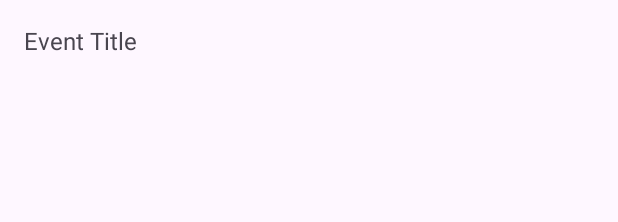
After one commit to smilee1111/pr-voir_planner_application, an Android app: the layout item_eventpage.xml on its own in the app's theme, with its tools: preview values and no code run, on a phone screen of 412 x 824 dp. The commit adds this screen. Shown: the top 222 px of the screen. Run offline under Robolectric (Android 15) with nearby library versions, the phone set to English and light mode, and no system bars.

Commit message:
schdule fragment initial design:

```diff
--- a/Prvoir_Planner/app/build.gradle.kts
+++ b/Prvoir_Planner/app/build.gradle.kts
@@ -50,4 +50,5 @@ dependencies {
     testImplementation(libs.junit)
     androidTestImplementation(libs.androidx.junit)
     androidTestImplementation(libs.androidx.espresso.core)
+
 }
--- a/Prvoir_Planner/app/src/main/java/com/example/pr_voir_planner/ui/fragment/HomeFragment.kt
+++ b/Prvoir_Planner/app/src/main/java/com/example/pr_voir_planner/ui/fragment/HomeFragment.kt
@@ -6,9 +6,8 @@ import android.view.View
 import android.view.ViewGroup
 import androidx.fragment.app.Fragment
 import androidx.recyclerview.widget.LinearLayoutManager
-import com.example.pr_voir_planner.R
 import com.example.pr_voir_planner.databinding.FragmentHomeBinding
-import com.example.pr_voir_planner.ui.adapter.EventAdapter
+import com.example.pr_voir_planner.ui.adapter.DashboardAdapter
 
 class HomeFragment : Fragment() {
 
@@ -33,7 +32,7 @@ class HomeFragment : Fragment() {
 
         // Set up RecyclerView
         binding.rvEvents.layoutManager = LinearLayoutManager(requireContext())
-        binding.rvEvents.adapter = EventAdapter(getDummyEvents())
+        binding.rvEvents.adapter = DashboardAdapter(getDummyEvents())
 
         // FAB Click Action
         binding.fabAdd.setOnClickListener {
--- /dev/null
+++ b/Prvoir_Planner/app/src/main/res/layout/item_eventpage.xml
@@ -0,0 +1,15 @@
+<?xml version="1.0" encoding="utf-8"?>
+<LinearLayout xmlns:android="http://schemas.android.com/apk/res/android"
+    android:layout_width="match_parent"
+    android:layout_height="wrap_content"
+    android:orientation="vertical"
+    android:padding="16dp">
+
+    <TextView
+        android:id="@+id/tvEventTitle"
+        android:layout_width="match_parent"
+        android:layout_height="wrap_content"
+        android:text="Event Title"
+        android:textSize="16sp" />
+
+</LinearLayout>
```
Also changed, not shown: Prvoir_Planner/app/src/main/java/com/example/pr_voir_planner/adapter/DashboardAdapter.kt (added, +28 -0 lines), Prvoir_Planner/app/src/main/java/com/example/pr_voir_planner/adapter/EventAdapter.kt (+28 -28 lines), Prvoir_Planner/app/src/main/java/com/example/pr_voir_planner/ui/fragment/ScheduleFragment.kt (+66 -60 lines), Prvoir_Planner/app/src/main/res/layout/fragment_schedule.xml (+26 -4 lines).
